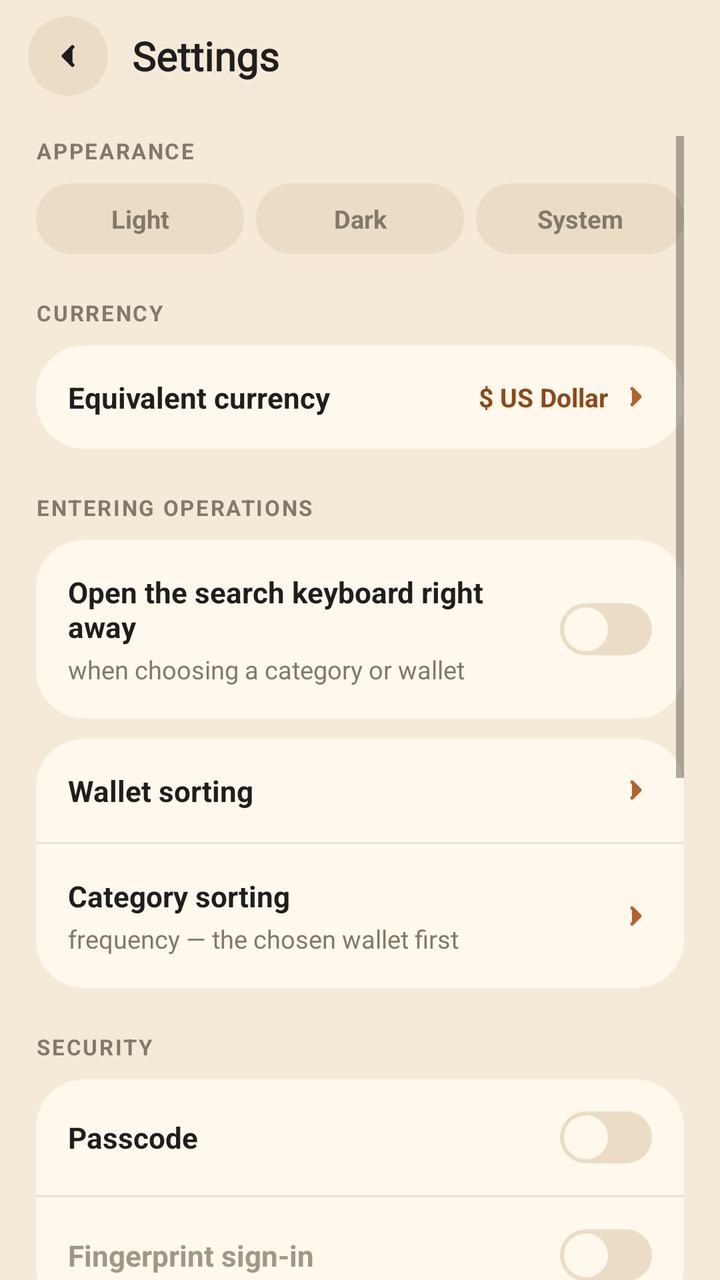
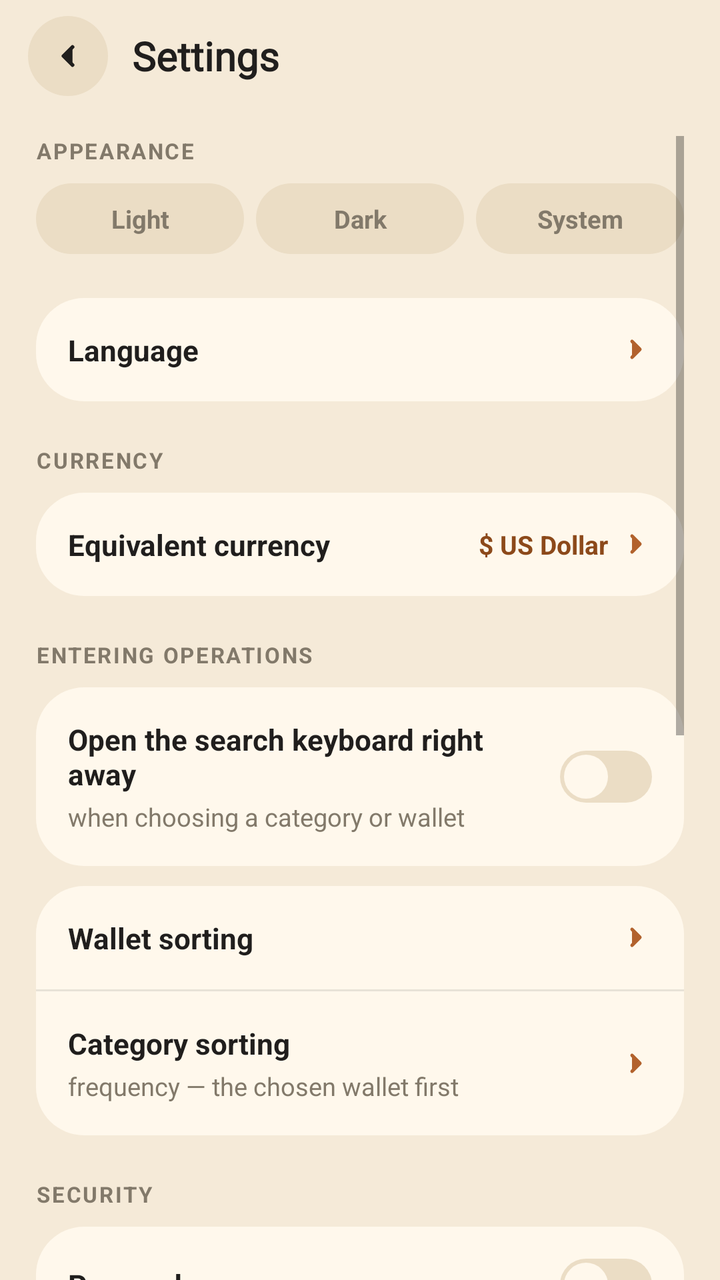

Two renders of the same Android screen: before a commit and after it. Below are the layout's source before the change and the commit's diff.
<!-- AndroidManifest.xml: activity theme AppTheme.NoActionBar -->
<!-- res/layout/activity_settings.xml -->
<?xml version="1.0" encoding="utf-8"?>
<RelativeLayout xmlns:android="http://schemas.android.com/apk/res/android"
    android:layout_width="match_parent"
    android:layout_height="match_parent"
    android:background="@color/colorBackground">

    <LinearLayout
        android:id="@+id/toolbar"
        android:layout_width="match_parent"
        android:layout_height="wrap_content"
        android:orientation="horizontal"
        android:gravity="center_vertical"
        android:paddingLeft="14dp"
        android:paddingTop="8dp"
        android:paddingBottom="6dp">

        <ImageButton
            android:id="@+id/btnUp"
            android:layout_width="40dp"
            android:layout_height="40dp"
            android:background="@drawable/bg_pill_secondary"
            android:src="@drawable/ic_nav_back"
            android:onClick="btnUp"/>

        <TextView
            android:layout_width="wrap_content"
            android:layout_height="wrap_content"
            android:layout_marginStart="12dp"
            android:text="@string/activity_settings_text_1"
            android:textSize="20sp"
            android:textStyle="bold"
            android:fontFamily="@font/caprasimo"
            android:textColor="@color/colorTextPrimary"/>
    </LinearLayout>

    <ScrollView
        android:layout_width="match_parent"
        android:layout_height="wrap_content"
        android:layout_below="@id/toolbar"
        android:paddingLeft="18dp"
        android:paddingRight="18dp"
        android:paddingTop="14dp">

        <LinearLayout
            android:layout_width="match_parent"
            android:layout_height="wrap_content"
            android:orientation="vertical">

            
            <TextView style="@style/SettingsGroupLabel" android:text="@string/activity_settings_text_2"/>
            <LinearLayout
                android:layout_width="match_parent"
                android:layout_height="wrap_content"
                android:orientation="horizontal"
                android:layout_marginBottom="22dp">

                <TextView
                    android:id="@+id/chipThemeLight"
                    style="@style/FilterChip"
                    android:text="@string/activity_settings_chip_theme_light_text"
                    android:onClick="onPickTheme"/>

                <TextView
                    android:id="@+id/chipThemeDark"
                    style="@style/FilterChip"
                    android:text="@string/activity_settings_chip_theme_dark_text"
                    android:onClick="onPickTheme"/>

                <TextView
                    android:id="@+id/chipThemeSystem"
                    style="@style/FilterChip"
                    android:layout_marginEnd="0dp"
                    android:text="@string/activity_settings_chip_theme_system_text"
                    android:onClick="onPickTheme"/>
            </LinearLayout>

            <TextView style="@style/SettingsGroupLabel" android:text="@string/activity_settings_text_3"/>
            <LinearLayout
                android:id="@+id/rowMainCurrency"
                android:layout_width="match_parent"
                android:layout_height="wrap_content"
                android:orientation="horizontal"
                android:gravity="center_vertical"
                android:background="@drawable/bg_card"
                android:padding="16dp"
                android:layout_marginBottom="22dp"
                android:onClick="onPickMainCurrency">

                <TextView
                    android:layout_width="0dp"
                    android:layout_height="wrap_content"
                    android:layout_weight="1"
                    android:text="@string/activity_settings_text_4"
                    android:textSize="14.5sp"
                    android:textStyle="bold"
                    android:textColor="@color/colorTextPrimary"/>

                <TextView
                    android:id="@+id/mainCurrencyValue"
                    android:layout_width="wrap_content"
                    android:layout_height="wrap_content"
                    android:text="@string/activity_settings_main_currency_value_text"
                    android:textSize="13sp"
                    android:textStyle="bold"
                    android:textColor="@color/colorexpanse"
                    android:layout_marginEnd="6dp"/>

                <ImageView
                    android:layout_width="16dp"
                    android:layout_height="16dp"
                    android:src="@drawable/ic_chevron_right"/>
            </LinearLayout>

            <TextView style="@style/SettingsGroupLabel" android:text="@string/activity_settings_text_5"/>
            <LinearLayout
                android:layout_width="match_parent"
                android:layout_height="wrap_content"
                android:orientation="horizontal"
                android:gravity="center_vertical"
                android:background="@drawable/bg_card"
                android:padding="16dp"
                android:layout_marginBottom="10dp">

                <LinearLayout
                    android:layout_width="0dp"
                    android:layout_height="wrap_content"
                    android:layout_weight="1"
                    android:layout_marginEnd="12dp"
                    android:orientation="vertical">

                    <TextView
                        android:layout_width="wrap_content"
                        android:layout_height="wrap_content"
                        android:text="@string/activity_settings_text_6"
                        android:textSize="14.5sp"
                        android:textStyle="bold"
                        android:textColor="@color/colorTextPrimary"/>

                    <TextView
                        android:layout_width="wrap_content"
                        android:layout_height="wrap_content"
                        android:layout_marginTop="3dp"
                        android:text="@string/activity_settings_text_7"
                        android:textSize="12.5sp"
                        android:textColor="@color/colorTextSecondary"/>
                </LinearLayout>

                <FrameLayout
                    android:id="@+id/switchPickerKeyboard"
                    android:layout_width="46dp"
                    android:layout_height="26dp"
                    android:background="@drawable/bg_switch_off"
                    android:onClick="onTogglePickerKeyboard">
                    <View
                        android:id="@+id/switchPickerKeyboardThumb"
                        android:layout_width="22dp"
                        android:layout_height="22dp"
                        android:layout_margin="2dp"
                        android:background="@drawable/bg_switch_thumb"/>
                </FrameLayout>
            </LinearLayout>

            
            <LinearLayout
                android:layout_width="match_parent"
                android:layout_height="wrap_content"
                android:orientation="vertical"
                android:background="@drawable/bg_card"
                android:layout_marginBottom="22dp">

                <LinearLayout
                    android:layout_width="match_parent"
                    android:layout_height="wrap_content"
                    android:orientation="horizontal"
                    android:gravity="center_vertical"
                    android:padding="16dp"
                    android:onClick="onPickWalletSort">

                    <TextView
                        android:layout_width="0dp"
                        android:layout_height="wrap_content"
                        android:layout_weight="1"
                        android:text="@string/activity_settings_text_8"
                        android:textSize="14.5sp"
                        android:textStyle="bold"
                        android:textColor="@color/colorTextPrimary"/>

                    <TextView
                        android:id="@+id/walletSortValue"
                        android:layout_width="wrap_content"
                        android:layout_height="wrap_content"
                        android:textSize="13sp"
                        android:textStyle="bold"
                        android:textColor="@color/colorexpanse"
                        android:layout_marginEnd="6dp"/>

                    <ImageView
                        android:layout_width="16dp"
                        android:layout_height="16dp"
                        android:src="@drawable/ic_chevron_right"/>
                </LinearLayout>

                <View android:layout_width="match_parent" android:layout_height="1dp" android:background="@color/colorDivider"/>

                <LinearLayout
                    android:layout_width="match_parent"
                    android:layout_height="wrap_content"
                    android:orientation="horizontal"
                    android:gravity="center_vertical"
                    android:padding="16dp"
                    android:onClick="onPickCategorySort">

                    <LinearLayout
                        android:layout_width="0dp"
                        android:layout_height="wrap_content"
                        android:layout_weight="1"
                        android:layout_marginEnd="12dp"
                        android:orientation="vertical">

                        <TextView
                            android:layout_width="wrap_content"
                            android:layout_height="wrap_content"
                            android:text="@string/activity_settings_text_9"
                            android:textSize="14.5sp"
                            android:textStyle="bold"
                            android:textColor="@color/colorTextPrimary"/>

                        <TextView
                            android:layout_width="wrap_content"
                            android:layout_height="wrap_content"
                            android:layout_marginTop="3dp"
                            android:text="@string/activity_settings_text_10"
                            android:textSize="12.5sp"
                            android:textColor="@color/colorTextSecondary"/>
                    </LinearLayout>

                    <TextView
                        android:id="@+id/categorySortValue"
                        android:layout_width="wrap_content"
                        android:layout_height="wrap_content"
                        android:textSize="13sp"
                        android:textStyle="bold"
                        android:textColor="@color/colorexpanse"
                        android:layout_marginEnd="6dp"/>

                    <ImageView
                        android:layout_width="16dp"
                        android:layout_height="16dp"
                        android:src="@drawable/ic_chevron_right"/>
                </LinearLayout>
            </LinearLayout>

            <TextView style="@style/SettingsGroupLabel" android:text="@string/activity_settings_text_11"/>
            <LinearLayout
                android:layout_width="match_parent"
                android:layout_height="wrap_content"
                android:orientation="vertical"
                android:background="@drawable/bg_card"
                android:layout_marginBottom="22dp">

                <LinearLayout
                    android:layout_width="match_parent"
                    android:layout_height="wrap_content"
                    android:orientation="horizontal"
                    android:gravity="center_vertical"
                    android:padding="16dp">

                    <TextView
                        android:layout_width="0dp"
                        android:layout_height="wrap_content"
                        android:layout_weight="1"
                        android:text="@string/activity_settings_text_12"
                        android:textSize="14.5sp"
                        android:textStyle="bold"
                        android:textColor="@color/colorTextPrimary"/>

                    <FrameLayout
                        android:id="@+id/switchAccessCode"
                        android:layout_width="46dp"
                        android:layout_height="26dp"
                        android:background="@drawable/bg_switch_off"
                        android:onClick="onToggleAccessCode">
                        <View
                            android:id="@+id/switchAccessCodeThumb"
                            android:layout_width="22dp"
                            android:layout_height="22dp"
                            android:layout_margin="2dp"
                            android:background="@drawable/bg_switch_thumb"/>
                    </FrameLayout>
                </LinearLayout>

                
                <LinearLayout
                    android:id="@+id/rowsPinSet"
                    android:layout_width="match_parent"
                    android:layout_height="wrap_content"
                    android:orientation="vertical"
                    android:visibility="gone">

                    <View android:layout_width="match_parent" android:layout_height="1dp" android:background="@color/colorDivider"/>

                    <LinearLayout
                        android:layout_width="match_parent"
                        android:layout_height="wrap_content"
                        android:orientation="horizontal"
                        android:gravity="center_vertical"
                        android:padding="16dp"
                        android:onClick="onChangeAccessCode">

                        <TextView
                            android:layout_width="0dp"
                            android:layout_height="wrap_content"
                            android:layout_weight="1"
                            android:text="@string/activity_settings_text_13"
                            android:textSize="14.5sp"
                            android:textStyle="bold"
                            android:textColor="@color/colorTextPrimary"/>

                        <ImageView
                            android:layout_width="16dp"
                            android:layout_height="16dp"
                            android:src="@drawable/ic_chevron_right"/>
                    </LinearLayout>

                    <View android:layout_width="match_parent" android:layout_height="1dp" android:background="@color/colorDivider"/>

                    <LinearLayout
                        android:layout_width="match_parent"
                        android:layout_height="wrap_content"
                        android:orientation="horizontal"
                        android:gravity="center_vertical"
                        android:padding="16dp"
                        android:onClick="onPickLockTimeout">

                        <LinearLayout
                            android:layout_width="0dp"
                            android:layout_height="wrap_content"
                            android:layout_weight="1"
                            android:layout_marginEnd="12dp"
                            android:orientation="vertical">

                            <TextView
                                android:layout_width="wrap_content"
                                android:layout_height="wrap_content"
                                android:text="@string/activity_settings_text_14"
                                android:textSize="14.5sp"
                                android:textStyle="bold"
                                android:textColor="@color/colorTextPrimary"/>

                            <TextView
                                android:layout_width="wrap_content"
                                android:layout_height="wrap_content"
                                android:layout_marginTop="3dp"
                                android:text="@string/activity_settings_text_15"
                                android:textSize="12.5sp"
                                android:textColor="@color/colorTextSecondary"/>
                        </LinearLayout>

                        <TextView
                            android:id="@+id/lockTimeoutValue"
                            android:layout_width="wrap_content"
                            android:layout_height="wrap_content"
                            android:textSize="13sp"
                            android:textStyle="bold"
                            android:textColor="@color/colorexpanse"
                            android:layout_marginEnd="6dp"/>

                        <ImageView
                            android:layout_width="16dp"
                            android:layout_height="16dp"
                            android:src="@drawable/ic_chevron_right"/>
                    </LinearLayout>

                    <View android:layout_width="match_parent" android:layout_height="1dp" android:background="@color/colorDivider"/>

                    <LinearLayout
                        android:layout_width="match_parent"
                        android:layout_height="wrap_content"
                        android:orientation="horizontal"
                        android:gravity="center_vertical"
                        android:padding="16dp">

                        <LinearLayout
                            android:layout_width="0dp"
                            android:layout_height="wrap_content"
                            android:layout_weight="1"
                            android:layout_marginEnd="12dp"
                            android:orientation="vertical">

                            <TextView
                                android:layout_width="wrap_content"
                                android:layout_height="wrap_content"
                                android:text="@string/activity_settings_text_16"
                                android:textSize="14.5sp"
                                android:textStyle="bold"
                                android:textColor="@color/colorTextPrimary"/>

                            
                            <TextView
                                android:id="@+id/hideRecentsHint"
                                android:layout_width="wrap_content"
                                android:layout_height="wrap_content"
                                android:layout_marginTop="3dp"
                                android:textSize="12.5sp"
                                android:textColor="@color/colorTextSecondary"/>
                        </LinearLayout>

                        <FrameLayout
                            android:id="@+id/switchHideRecents"
                            android:layout_width="46dp"
                            android:layout_height="26dp"
                            android:background="@drawable/bg_switch_off"
                            android:onClick="onToggleHideRecents">
                            <View
                                android:layout_width="22dp"
                                android:layout_height="22dp"
                                android:layout_margin="2dp"
                                android:background="@drawable/bg_switch_thumb"/>
                        </FrameLayout>
                    </LinearLayout>
                </LinearLayout>

                <View android:layout_width="match_parent" android:layout_height="1dp" android:background="@color/colorDivider"/>

                <LinearLayout
                    android:layout_width="match_parent"
                    android:layout_height="wrap_content"
                    android:orientation="horizontal"
                    android:gravity="center_vertical"
                    android:padding="16dp">

                    <TextView
                        android:id="@+id/labelBiometric"
                        android:layout_width="0dp"
                        android:layout_height="wrap_content"
                        android:layout_weight="1"
                        android:text="@string/activity_settings_label_biometric_text"
                        android:textSize="14.5sp"
                        android:textStyle="bold"
                        android:textColor="@color/colorTextHint"/>

                    <FrameLayout
                        android:id="@+id/switchBiometric"
                        android:layout_width="46dp"
                        android:layout_height="26dp"
                        android:background="@drawable/bg_switch_off"
                        android:onClick="onToggleBiometric">
                        <View
                            android:id="@+id/switchBiometricThumb"
                            android:layout_width="22dp"
                            android:layout_height="22dp"
                            android:layout_margin="2dp"
                            android:background="@drawable/bg_switch_thumb"/>
                    </FrameLayout>
                </LinearLayout>
            </LinearLayout>

            <TextView style="@style/SettingsGroupLabel" android:text="@string/activity_settings_text_17"/>
            <LinearLayout
                android:layout_width="match_parent"
                android:layout_height="wrap_content"
                android:orientation="horizontal"
                android:gravity="center_vertical"
                android:background="@drawable/bg_card"
                android:padding="16dp"
                android:layout_marginBottom="22dp">

                <LinearLayout
                    android:layout_width="0dp"
                    android:layout_height="wrap_content"
                    android:layout_weight="1"
                    android:orientation="vertical">

                    <TextView
                        android:layout_width="wrap_content"
                        android:layout_height="wrap_content"
                        android:text="@string/activity_settings_text_18"
                        android:textSize="14.5sp"
                        android:textStyle="bold"
                        android:textColor="@color/colorTextPrimary"/>

                    <TextView
                        android:id="@+id/rowRemindTime"
                        android:layout_width="wrap_content"
                        android:layout_height="wrap_content"
                        android:layout_marginTop="3dp"
                        android:text="@string/activity_settings_row_remind_time_text"
                        android:textSize="12.5sp"
                        android:textStyle="bold"
                        android:textColor="@color/colorexpanse"
                        android:onClick="onPickRemindTime"/>
                </LinearLayout>

                <FrameLayout
                    android:id="@+id/switchRemind"
                    android:layout_width="46dp"
                    android:layout_height="26dp"
                    android:background="@drawable/bg_switch_off"
                    android:onClick="onToggleRemind">
                    <View
                        android:id="@+id/switchRemindThumb"
                        android:layout_width="22dp"
                        android:layout_height="22dp"
                        android:layout_margin="2dp"
                        android:layout_gravity="end"
                        android:background="@drawable/bg_switch_thumb"/>
                </FrameLayout>
            </LinearLayout>

            <TextView style="@style/SettingsGroupLabel" android:text="@string/activity_settings_text_19"/>
            <LinearLayout
                android:layout_width="match_parent"
                android:layout_height="wrap_content"
                android:orientation="vertical"
                android:background="@drawable/bg_card"
                android:layout_marginBottom="22dp">

                
                <LinearLayout
                    android:id="@+id/rowExport"
                    android:layout_width="match_parent"
                    android:layout_height="wrap_content"
                    android:orientation="horizontal"
                    android:gravity="center_vertical"
                    android:padding="16dp"
                    android:onClick="onExportDatabase">

                    <TextView
                        android:layout_width="0dp"
                        android:layout_height="wrap_content"
                        android:layout_weight="1"
                        android:text="@string/activity_settings_text_20"
                        android:textSize="14.5sp"
                        android:textStyle="bold"
                        android:textColor="@color/colorTextPrimary"/>

                    <ImageView
                        android:layout_width="16dp"
                        android:layout_height="16dp"
                        android:src="@drawable/ic_chevron_right"/>
                </LinearLayout>
            </LinearLayout>

            <TextView style="@style/SettingsGroupLabel" android:text="@string/activity_settings_text_21"/>
            <LinearLayout
                android:layout_width="match_parent"
                android:layout_height="wrap_content"
                android:orientation="vertical"
                android:background="@drawable/bg_card"
                android:layout_marginBottom="24dp">

                <LinearLayout
                    android:id="@+id/rowRateApp"
                    android:layout_width="match_parent"
                    android:layout_height="wrap_content"
                    android:orientation="horizontal"
                    android:gravity="center_vertical"
                    android:padding="16dp"
                    android:onClick="onRateApp">

                    <TextView
                        android:layout_width="0dp"
                        android:layout_height="wrap_content"
                        android:layout_weight="1"
                        android:text="@string/activity_settings_text_22"
                        android:textSize="14.5sp"
                        android:textStyle="bold"
                        android:textColor="@color/colorTextPrimary"/>

                    <ImageView
                        android:layout_width="16dp"
                        android:layout_height="16dp"
                        android:src="@drawable/ic_chevron_right"/>
                </LinearLayout>

                <View android:layout_width="match_parent" android:layout_height="1dp" android:background="@color/colorDivider"/>

                <LinearLayout
                    android:id="@+id/rowVersion"
                    android:layout_width="match_parent"
                    android:layout_height="wrap_content"
                    android:orientation="horizontal"
                    android:gravity="center_vertical"
                    android:padding="16dp"
                    android:onClick="onVersionTap">

                    <TextView
                        android:layout_width="0dp"
                        android:layout_height="wrap_content"
                        android:layout_weight="1"
                        android:text="@string/activity_settings_text_23"
                        android:textSize="14.5sp"
                        android:textStyle="bold"
                        android:textColor="@color/colorTextPrimary"/>

                    <TextView
                        android:id="@+id/versionValue"
                        android:layout_width="wrap_content"
                        android:layout_height="wrap_content"
                        android:text="2.4.1"
                        android:textSize="13sp"
                        android:textStyle="bold"
                        android:textColor="@color/colorTextSecondary"/>
                </LinearLayout>

                <View android:layout_width="match_parent" android:layout_height="1dp" android:background="@color/colorDivider"/>

                <LinearLayout
                    android:layout_width="match_parent"
                    android:layout_height="wrap_content"
                    android:orientation="horizontal"
                    android:gravity="center_vertical"
                    android:padding="16dp">

                    <TextView
                        android:layout_width="0dp"
                        android:layout_height="wrap_content"
                        android:layout_weight="1"
                        android:text="@string/activity_settings_text_24"
                        android:textSize="14.5sp"
                        android:textStyle="bold"
                        android:textColor="@color/colorTextPrimary"/>

                    <TextView
                        android:id="@+id/buildDateValue"
                        android:layout_width="wrap_content"
                        android:layout_height="wrap_content"
                        android:text=""
                        android:textSize="13sp"
                        android:textStyle="bold"
                        android:textColor="@color/colorTextSecondary"/>
                </LinearLayout>
            </LinearLayout>
        </LinearLayout>
    </ScrollView>
</RelativeLayout>
<!-- resources referenced by this layout -->
<resources>
  <color name="colorBackground">#F5EAD8</color>
  <color name="colorDivider">#1A201E1D</color>
  <color name="colorTextHint">#A19786</color>
  <color name="colorTextPrimary">#201E1D</color>
  <color name="colorTextSecondary">#82796A</color>
  <color name="colorexpanse">#8C491A</color>
  <!-- drawable bg_card (drawable) -->
  <?xml version="1.0" encoding="utf-8"?>
  <shape xmlns:android="http://schemas.android.com/apk/res/android">
      <solid android:color="@color/colorSurface"/>
      <corners android:radius="24dp"/>
  </shape>
  <!-- drawable bg_switch_off (drawable) -->
  <?xml version="1.0" encoding="utf-8"?>
  <shape xmlns:android="http://schemas.android.com/apk/res/android">
      <solid android:color="@color/colorSurfaceAlt"/>
      <corners android:radius="999dp"/>
  </shape>
  <!-- drawable bg_switch_thumb (drawable) -->
  <?xml version="1.0" encoding="utf-8"?>
  <shape xmlns:android="http://schemas.android.com/apk/res/android"
      android:shape="oval">
      <solid android:color="@color/colorSurface"/>
  </shape>
  <string name="activity_settings_chip_theme_dark_text">Dark</string>
  <string name="activity_settings_chip_theme_light_text">Light</string>
  <string name="activity_settings_chip_theme_system_text">System</string>
  <string name="activity_settings_label_biometric_text">Fingerprint sign-in</string>
  <string name="activity_settings_main_currency_value_text">$ US Dollar</string>
  <string name="activity_settings_row_remind_time_text">every day at 20:00</string>
  <string name="activity_settings_text_1">Settings</string>
  <string name="activity_settings_text_10">frequency — the chosen wallet first</string>
  <string name="activity_settings_text_11">SECURITY</string>
  <string name="activity_settings_text_12">Passcode</string>
  <string name="activity_settings_text_13">Change code</string>
  <string name="activity_settings_text_14">Lock</string>
  <string name="activity_settings_text_15">after leaving the app</string>
  <string name="activity_settings_text_16">Hide in recent apps</string>
  <string name="activity_settings_text_17">NOTIFICATIONS</string>
  <string name="activity_settings_text_18">Reminder to add operations</string>
  <string name="activity_settings_text_19">DATA</string>
  <string name="activity_settings_text_2">APPEARANCE</string>
  <string name="activity_settings_text_20">Database export</string>
  <string name="activity_settings_text_21">ABOUT</string>
  <string name="activity_settings_text_22">Rate the app</string>
  <string name="activity_settings_text_23">Version</string>
  <string name="activity_settings_text_24">Build date</string>
  <string name="activity_settings_text_3">CURRENCY</string>
  <string name="activity_settings_text_4">Equivalent currency</string>
  <string name="activity_settings_text_5">ENTERING OPERATIONS</string>
  <string name="activity_settings_text_6">Open the search keyboard right away</string>
  <string name="activity_settings_text_7">when choosing a category or wallet</string>
  <string name="activity_settings_text_8">Wallet sorting</string>
  <string name="activity_settings_text_9">Category sorting</string>
  <style name="AppTheme.NoActionBar">
          <item name="windowActionBar">false</item>
          <item name="windowNoTitle">true</item>
      </style>
  <color name="colorSurface">#FFF8EC</color>
  <color name="colorPrimaryLight">#F6A06B</color>
  <color name="colorSurfaceAlt">#EBDDC5</color>
  <color name="colorPrimaryDark">#B2622D</color>
  <!-- drawable bg_chip_unselected (drawable) -->
  <?xml version="1.0" encoding="utf-8"?>
  <shape xmlns:android="http://schemas.android.com/apk/res/android">
      <solid android:color="@color/colorSurfaceAlt"/>
      <corners android:radius="999dp"/>
  </shape>
  <!-- unchanged entries left out for length: 5 -->
</resources>

<!-- the commit's change to res/layout/activity_settings.xml (unified diff, before → after) -->
@@ -72,6 +72,41 @@
                     android:layout_marginEnd="0dp"
                     android:text="@string/activity_settings_chip_theme_system_text"
                     android:onClick="onPickTheme"/>
+            </LinearLayout>
+
+            <LinearLayout
+                android:id="@+id/rowLanguage"
+                android:layout_width="match_parent"
+                android:layout_height="wrap_content"
+                android:orientation="horizontal"
+                android:gravity="center_vertical"
+                android:background="@drawable/bg_card"
+                android:padding="16dp"
+                android:layout_marginBottom="22dp"
+                android:onClick="onPickLanguage">
+
+                <TextView
+                    android:layout_width="0dp"
+                    android:layout_height="wrap_content"
+                    android:layout_weight="1"
+                    android:text="@string/settings_language"
+                    android:textSize="14.5sp"
+                    android:textStyle="bold"
+                    android:textColor="@color/colorTextPrimary"/>
+
+                <TextView
+                    android:id="@+id/languageValue"
+                    android:layout_width="wrap_content"
+                    android:layout_height="wrap_content"
+                    android:textSize="13sp"
+                    android:textStyle="bold"
+                    android:textColor="@color/colorexpanse"
+                    android:layout_marginEnd="6dp"/>
+
+                <ImageView
+                    android:layout_width="16dp"
+                    android:layout_height="16dp"
+                    android:src="@drawable/ic_chevron_right"/>
             </LinearLayout>
 
             <TextView style="@style/SettingsGroupLabel" android:text="@string/activity_settings_text_3"/>
<!-- resource entries referenced after the edit -->
@@ -54,6 +54,7 @@
   <string name="activity_settings_text_7">when choosing a category or wallet</string>
   <string name="activity_settings_text_8">Wallet sorting</string>
   <string name="activity_settings_text_9">Category sorting</string>
+  <string name="settings_language">Language</string>
   <style name="AppTheme.NoActionBar">
           <item name="windowActionBar">false</item>
           <item name="windowNoTitle">true</item>
